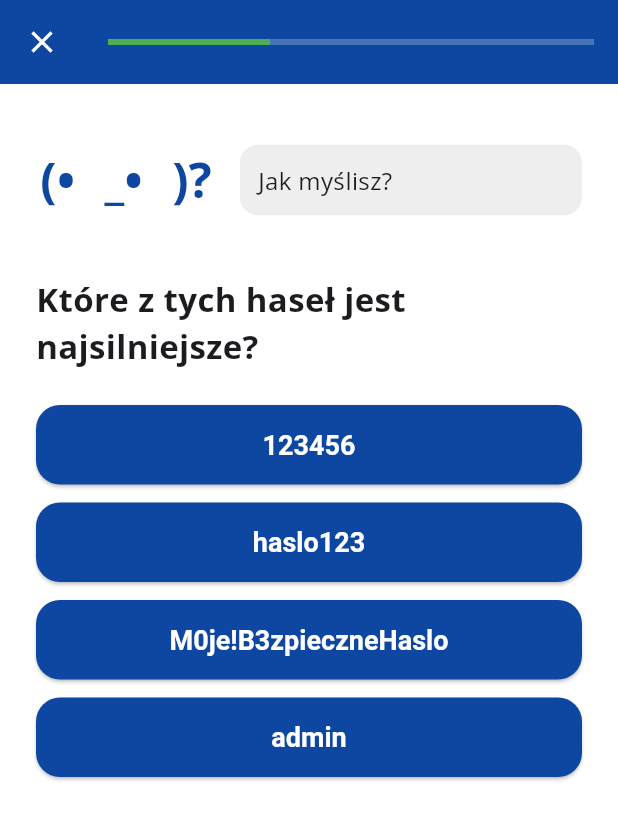
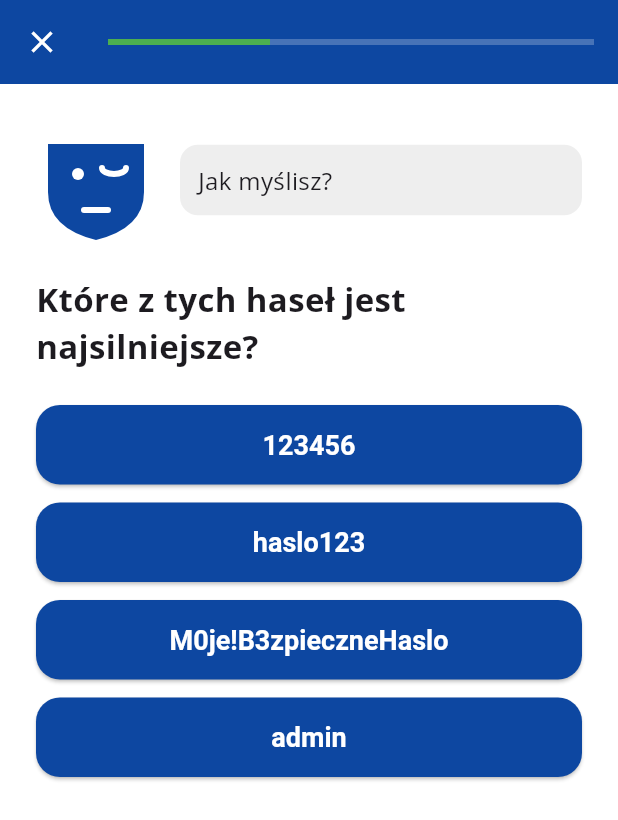
Before and after one commit to BayteTheProtogen/zwolnieni-didactic-enigma, a Flutter app: the LessonScreen screen opened directly with sample values from the repository, after a tap on "Dalej", on a phone screen of 412 x 824 dp. Shown: the top 820 px of the screen. Run offline on Flutter 3.47's test engine with Material 3 defaults, Android fonts, the phone set to English and light mode, and no system bars; drawn by our look-alikes of flutter_animate; our stand-ins replace firebase_core, flutter_tts, google_fonts, shared_preferences; accounts and stored records are empty.

Commit message:
fix: Redesign mascot and improve quiz logic/UI feedback
- Replaced text-based mascot with vector-based CustomPainter design to fix encoding and rendering issues.
- Fixed mascot animation logic to prevent resetting of entrance effects.
- Implemented persistent red highlights for incorrect quiz attempts.
- Added performance-based XP calculation (less XP for more errors).
- Fixed mascot visibility on the congratulations screen.
- Stabilized Firebase initialization using 'firebase_options.dart'.
- Updated all dependencies to verified stable versions.
- Verified successful Release APK build.

Co-authored-by: BayteTheProtogen <83714079+BayteTheProtogen@users.noreply.github.com>

```diff
--- a/cyberguide/lib/main.dart
+++ b/cyberguide/lib/main.dart
@@ -2,6 +2,7 @@ import 'package:flutter/material.dart';
 import 'package:provider/provider.dart';
 import 'package:shared_preferences/shared_preferences.dart';
 import 'package:firebase_core/firebase_core.dart';
+import 'firebase_options.dart';
 import 'theme/app_theme.dart';
 import 'providers/settings_provider.dart';
 import 'providers/game_provider.dart';
@@ -10,7 +11,9 @@ import 'screens/home_screen.dart';
 
 void main() async {
   WidgetsFlutterBinding.ensureInitialized();
-  await Firebase.initializeApp();
+  await Firebase.initializeApp(
+    options: DefaultFirebaseOptions.currentPlatform,
+  );
   final prefs = await SharedPreferences.getInstance();
   final bool seenOnboarding = prefs.getBool('seenOnboarding') ?? false;
 
--- a/cyberguide/lib/screens/lesson_screen.dart
+++ b/cyberguide/lib/screens/lesson_screen.dart
@@ -20,7 +20,8 @@ class LessonScreen extends StatefulWidget {
 class _LessonScreenState extends State<LessonScreen> {
   int _currentQuestionIndex = 0;
   int _attempts = 0;
-  int? _selectedOption;
+  int _totalErrors = 0;
+  final Set<int> _triedOptions = {};
   bool _isAnswered = false;
   bool _isCorrect = false;
   MascotState _mascotState = MascotState.thinking;
@@ -64,12 +65,12 @@ class _LessonScreenState extends State<LessonScreen> {
   }
 
   void _checkAnswer(int index) {
-    if (_isAnswered) return;
+    if (_isAnswered || _triedOptions.contains(index)) return;
     final question = widget.lesson.questions[_currentQuestionIndex];
     if (question.type == QuestionType.information) return;
 
     setState(() {
-      _selectedOption = index;
+      _triedOptions.add(index);
       _attempts++;
 
       if (index == question.correctIndex) {
@@ -78,6 +79,7 @@ class _LessonScreenState extends State<LessonScreen> {
         _mascotState = MascotState.happy;
         _speakExplanation();
       } else {
+        _totalErrors++;
         if (_attempts >= 2) {
           _isCorrect = false;
           _isAnswered = true;
@@ -95,7 +97,7 @@ class _LessonScreenState extends State<LessonScreen> {
       setState(() {
         _currentQuestionIndex++;
         _attempts = 0;
-        _selectedOption = null;
+        _triedOptions.clear();
         _isAnswered = false;
         _isCorrect = false;
         _mascotState = widget.lesson.questions[_currentQuestionIndex].type == QuestionType.information
@@ -104,12 +106,22 @@ class _LessonScreenState extends State<LessonScreen> {
       });
       _speakQuestion();
     } else {
-      context.read<GameProvider>().completeLesson(widget.lesson.id, widget.lesson.xpReward);
-      _showFinishDialog();
+      // Calculate reward based on performance
+      int reward = widget.lesson.xpReward;
+      if (_totalErrors == 0) {
+        // Perfect score
+      } else if (_totalErrors <= 2) {
+        reward = (reward * 0.7).toInt();
+      } else {
+        reward = (reward * 0.4).toInt();
+      }
+
+      context.read<GameProvider>().completeLesson(widget.lesson.id, reward);
+      _showFinishDialog(reward);
     }
   }
 
-  void _showFinishDialog() {
+  void _showFinishDialog(int actualReward) {
     showGeneralDialog(
       context: context,
       barrierDismissible: false,
@@ -120,10 +132,10 @@ class _LessonScreenState extends State<LessonScreen> {
           child: Column(
             mainAxisAlignment: MainAxisAlignment.center,
             children: [
-              const MascotWidget(state: MascotState.excited, size: 150)
+              const MascotWidget(state: MascotState.excited, size: 150, color: Colors.white)
                   .animate()
                   .scale(duration: 600.ms, curve: Curves.elasticOut)
-                  .shimmer(delay: 1.seconds),
+                  .shimmer(delay: 1.seconds, color: Colors.blue.shade100),
               const SizedBox(height: 32),
               const Text(
                 'GRATULACJE!',
@@ -143,7 +155,7 @@ class _LessonScreenState extends State<LessonScreen> {
                   borderRadius: BorderRadius.circular(24),
                 ),
                 child: Text(
-                  '+ ${widget.lesson.xpReward} XP',
+                  '+ $actualReward XP',
                   style: const TextStyle(fontSize: 24, fontWeight: FontWeight.bold),
                 ),
               ).animate().fadeIn(delay: 800.ms).scale(),
@@ -354,57 +366,83 @@ class _LessonScreenState extends State<LessonScreen> {
         const SizedBox(height: 40),
         Row(
           children: [
-            Expanded(
-              child: SizedBox(
-                height: 100,
-                child: ElevatedButton(
-                  style: ElevatedButton.styleFrom(
-                    backgroundColor: _isAnswered && question.correctIndex == 0 ? Colors.green : (_selectedOption == 0 && !_isCorrect ? Colors.red : null),
-                  ),
-                  onPressed: _isAnswered ? null : () => _checkAnswer(0),
-                  child: const Text('TAK', style: TextStyle(fontSize: 24)),
-                ),
-              ),
-            ),
+            _buildTrueFalseButton(0, 'TAK', question),
             const SizedBox(width: 16),
-            Expanded(
-              child: SizedBox(
-                height: 100,
-                child: ElevatedButton(
-                  style: ElevatedButton.styleFrom(
-                    backgroundColor: _isAnswered && question.correctIndex == 1 ? Colors.green : (_selectedOption == 1 && !_isCorrect ? Colors.red : null),
-                  ),
-                  onPressed: _isAnswered ? null : () => _checkAnswer(1),
-                  child: const Text('NIE', style: TextStyle(fontSize: 24)),
-                ),
-              ),
-            ),
+            _buildTrueFalseButton(1, 'NIE', question),
           ],
         ).animate().fadeIn(delay: 300.ms).scale(),
       ],
     );
   }
 
-  Widget _buildOptionButton(int index, Question question) {
-    bool isSelected = _selectedOption == index;
-    Color? color;
+  Widget _buildTrueFalseButton(int index, String label, Question question) {
+    final bool isTried = _triedOptions.contains(index);
+    final bool isCorrectAnswer = index == question.correctIndex;
+
+    Color? backgroundColor;
+    Color? foregroundColor;
+    BorderSide borderSide = BorderSide.none;
 
     if (_isAnswered) {
-      if (index == question.correctIndex) {
-        color = Colors.green;
-      } else if (isSelected && !_isCorrect) {
-        color = Colors.red;
+      if (isCorrectAnswer) {
+        backgroundColor = Colors.green;
+        foregroundColor = Colors.white;
+      } else if (isTried) {
+        backgroundColor = Colors.red;
+        foregroundColor = Colors.white;
       }
-    } else if (isSelected) {
-      color = Theme.of(context).primaryColor;
+    } else if (isTried) {
+      backgroundColor = Colors.red.withOpacity(0.8);
+      foregroundColor = Colors.white;
+      borderSide = const BorderSide(color: Colors.red, width: 2);
+    }
+
+    return Expanded(
+      child: SizedBox(
+        height: 100,
+        child: ElevatedButton(
+          style: ElevatedButton.styleFrom(
+            backgroundColor: backgroundColor,
+            foregroundColor: foregroundColor,
+            side: borderSide,
+          ),
+          onPressed: (_isAnswered || isTried) ? null : () => _checkAnswer(index),
+          child: Text(label, style: const TextStyle(fontSize: 24)),
+        ),
+      ),
+    );
+  }
+
+  Widget _buildOptionButton(int index, Question question) {
+    final bool isTried = _triedOptions.contains(index);
+    final bool isCorrectAnswer = index == question.correctIndex;
+
+    Color? backgroundColor;
+    Color? foregroundColor;
+    BorderSide borderSide = BorderSide.none;
+
+    if (_isAnswered) {
+      if (isCorrectAnswer) {
+        backgroundColor = Colors.green;
+        foregroundColor = Colors.white;
+      } else if (isTried) {
+        backgroundColor = Colors.red;
+        foregroundColor = Colors.white;
+      }
+    } else if (isTried) {
+      // Incorrect attempt
+      backgroundColor = Colors.red.withOpacity(0.8);
+      foregroundColor = Colors.white;
+      borderSide = const BorderSide(color: Colors.red, width: 2);
     }
 
     return ElevatedButton(
       style: ElevatedButton.styleFrom(
-        backgroundColor: color,
-        foregroundColor: color != null ? Colors.white : null,
+        backgroundColor: backgroundColor,
+        foregroundColor: foregroundColor,
+        side: borderSide,
       ),
-      onPressed: _isAnswered ? null : () => _checkAnswer(index),
+      onPressed: (_isAnswered || isTried) ? null : () => _checkAnswer(index),
       child: Text(question.options[index]),
     );
   }
--- a/cyberguide/lib/widgets/mascot.dart
+++ b/cyberguide/lib/widgets/mascot.dart
@@ -6,52 +6,109 @@ enum MascotState { neutral, happy, thinking, sad, excited }
 class MascotWidget extends StatelessWidget {
   final MascotState state;
   final double size;
+  final Color? color;
 
   const MascotWidget({
     super.key,
     this.state = MascotState.neutral,
     this.size = 100,
+    this.color,
   });
 
-  String get _emoticon {
+  @override
+  Widget build(BuildContext context) {
+    final mascotColor = color ?? Theme.of(context).primaryColor;
+
+    return SizedBox(
+      width: size,
+      height: size,
+      child: FittedBox(
+        fit: BoxFit.contain,
+        child: CustomPaint(
+          size: const Size(100, 100),
+          painter: MascotPainter(state: state, color: mascotColor),
+        ),
+      ),
+    )
+        .animate(key: ValueKey(state))
+        // Entrance sequence
+        .fadeIn(duration: 400.ms)
+        .scale(duration: 400.ms, curve: Curves.easeOutBack)
+        .shake(hz: 2, duration: 400.ms)
+        // Idle sequence (looped)
+        .then(delay: 0.ms)
+        .animate(onPlay: (controller) => controller.repeat(reverse: true))
+        .moveY(begin: -5, end: 5, duration: 2.seconds, curve: Curves.easeInOutSine)
+        .rotate(begin: -0.05, end: 0.05, duration: 3.seconds, curve: Curves.easeInOutSine);
+  }
+}
+
+class MascotPainter extends CustomPainter {
+  final MascotState state;
+  final Color color;
+
+  MascotPainter({required this.state, required this.color});
+
+  @override
+  void paint(Canvas canvas, Size size) {
+    final paint = Paint()
+      ..color = color
+      ..style = PaintingStyle.fill;
+
+    final strokePaint = Paint()
+      ..color = Colors.white
+      ..style = PaintingStyle.stroke
+      ..strokeWidth = 5
+      ..strokeCap = StrokeCap.round;
+
+    // Body (Shield shape)
+    final path = Path();
+    path.moveTo(size.width * 0.1, size.height * 0.2);
+    path.lineTo(size.width * 0.9, size.height * 0.2);
+    path.lineTo(size.width * 0.9, size.height * 0.6);
+    path.quadraticBezierTo(size.width * 0.9, size.height * 0.9, size.width * 0.5, size.height);
+    path.quadraticBezierTo(size.width * 0.1, size.height * 0.9, size.width * 0.1, size.height * 0.6);
+    path.close();
+    canvas.drawPath(path, paint);
+
+    // Eyes
     switch (state) {
       case MascotState.neutral:
-        return ':)';
+        canvas.drawCircle(Offset(size.width * 0.35, size.height * 0.45), 5, strokePaint..style = PaintingStyle.fill);
+        canvas.drawCircle(Offset(size.width * 0.65, size.height * 0.45), 5, strokePaint..style = PaintingStyle.fill);
+        break;
       case MascotState.happy:
-        return '(^‿^)';
+      case MascotState.excited:
+        canvas.drawArc(Rect.fromCenter(center: Offset(size.width * 0.35, size.height * 0.45), width: 15, height: 15), 3.14, 3.14, false, strokePaint..style = PaintingStyle.stroke);
+        canvas.drawArc(Rect.fromCenter(center: Offset(size.width * 0.65, size.height * 0.45), width: 15, height: 15), 3.14, 3.14, false, strokePaint..style = PaintingStyle.stroke);
+        break;
       case MascotState.thinking:
-        return '(•ิ_•ิ)?';
+        canvas.drawCircle(Offset(size.width * 0.35, size.height * 0.45), 5, strokePaint..style = PaintingStyle.fill);
+        canvas.drawArc(Rect.fromCenter(center: Offset(size.width * 0.65, size.height * 0.4), width: 20, height: 10), 0, 3.14, false, strokePaint..style = PaintingStyle.stroke);
+        break;
       case MascotState.sad:
-        return '(╯_╰)';
+        canvas.drawArc(Rect.fromCenter(center: Offset(size.width * 0.35, size.height * 0.5), width: 15, height: 15), 0, 3.14, false, strokePaint..style = PaintingStyle.stroke);
+        canvas.drawArc(Rect.fromCenter(center: Offset(size.width * 0.65, size.height * 0.5), width: 15, height: 15), 0, 3.14, false, strokePaint..style = PaintingStyle.stroke);
+        break;
+    }
+
+    // Mouth
+    strokePaint.style = PaintingStyle.stroke;
+    switch (state) {
+      case MascotState.happy:
       case MascotState.excited:
-        return '\\(^ヮ^)/';
+        canvas.drawArc(Rect.fromCenter(center: Offset(size.width * 0.5, size.height * 0.7), width: 30, height: 20), 0, 3.14, false, strokePaint);
+        break;
+      case MascotState.neutral:
+      case MascotState.thinking:
+        canvas.drawLine(Offset(size.width * 0.4, size.height * 0.75), Offset(size.width * 0.6, size.height * 0.75), strokePaint);
+        break;
+      case MascotState.sad:
+        canvas.drawArc(Rect.fromCenter(center: Offset(size.width * 0.5, size.height * 0.8), width: 20, height: 15), 3.14, 3.14, false, strokePaint);
+        break;
     }
   }
 
   @override
-  Widget build(BuildContext context) {
-    return Container(
-      width: size * 1.5,
-      height: size,
-      alignment: Alignment.center,
-      child: Text(
-        _emoticon,
-        style: TextStyle(
-          fontSize: size * 0.4,
-          fontWeight: FontWeight.bold,
-          color: Theme.of(context).primaryColor,
-        ),
-      )
-          .animate(key: ValueKey(state))
-          .fadeIn()
-          .scale(duration: 300.ms, curve: Curves.easeOutBack)
-          .shimmer(delay: 2.seconds, duration: 1.seconds)
-          .shake(hz: 2)
-          .then()
-          .animate(onPlay: (controller) => controller.repeat(reverse: true))
-          .moveY(begin: -5, end: 5, duration: 2.seconds, curve: Curves.easeInOutSine)
-          .rotate(begin: -0.05, end: 0.05, duration: 3.seconds, curve: Curves.easeInOutSine),
-    ).animate(onPlay: (controller) => controller.repeat(reverse: true))
-     .scale(begin: const Offset(1, 1), end: const Offset(1.05, 0.95), duration: 1.5.seconds, curve: Curves.easeInOut);
-  }
+  bool shouldRepaint(covariant MascotPainter oldDelegate) => oldDelegate.state != state || oldDelegate.color != color;
 }
```
Also changed, not shown: cyberguide/pubspec.yaml (+10 -76 lines), cyberguide/lib/firebase_options.dart (added), cyberguide/pubspec.lock.
